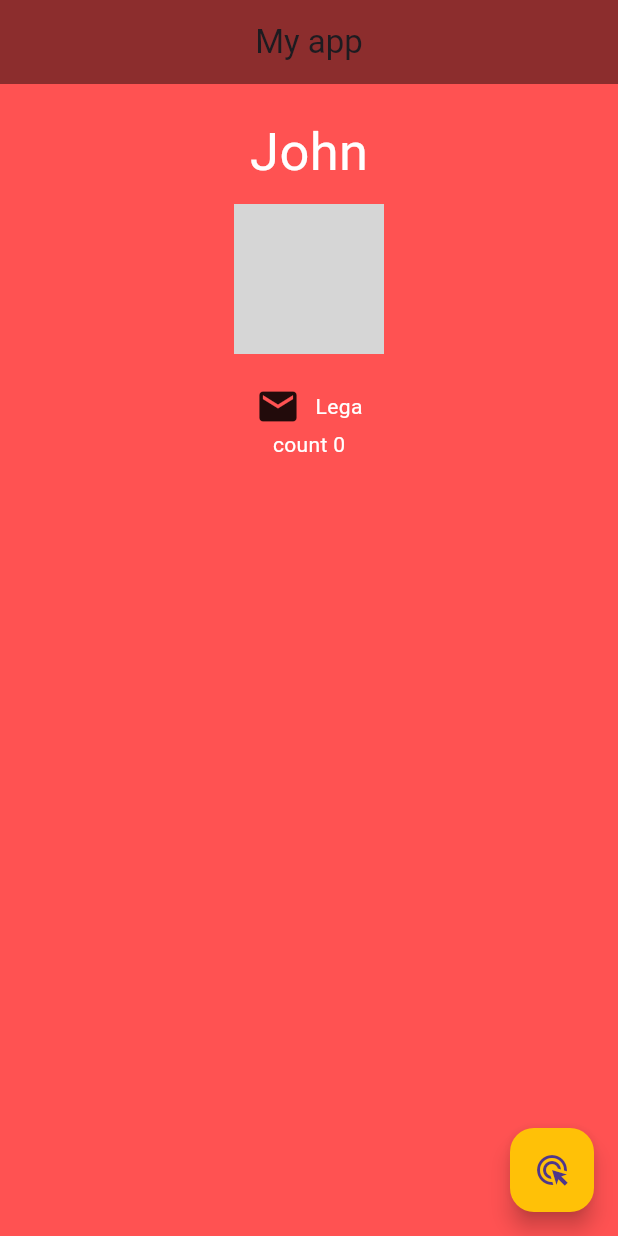
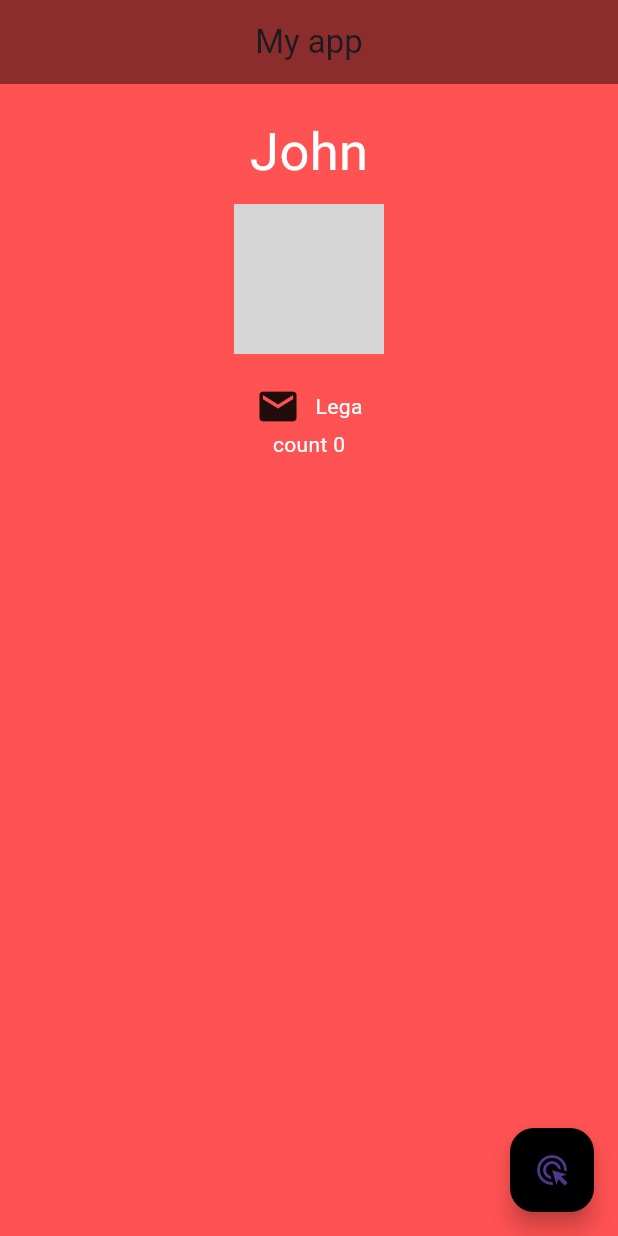
Before and after one commit to denrok15/Fluttermob, a Flutter app: the screen it shows after launch, on a phone screen of 412 x 824 dp. Run offline on Flutter 3.47's test engine with Material 3 defaults, Android fonts, the phone set to English and light mode, and no system bars; grey boxes are pictures that could not be loaded.

Commit message:
Merge branch 'main' of https://github.com/denrok15/Flutter

```diff
--- a/lib/main.dart
+++ b/lib/main.dart
@@ -62,7 +62,7 @@ class _UserPanelState extends State<UserPanel> {
           });
         },
         child: Icon(Icons.ads_click_outlined),
-        backgroundColor: Colors.amber,
+        backgroundColor: Colors.black,
       ),
     );
   }
```
